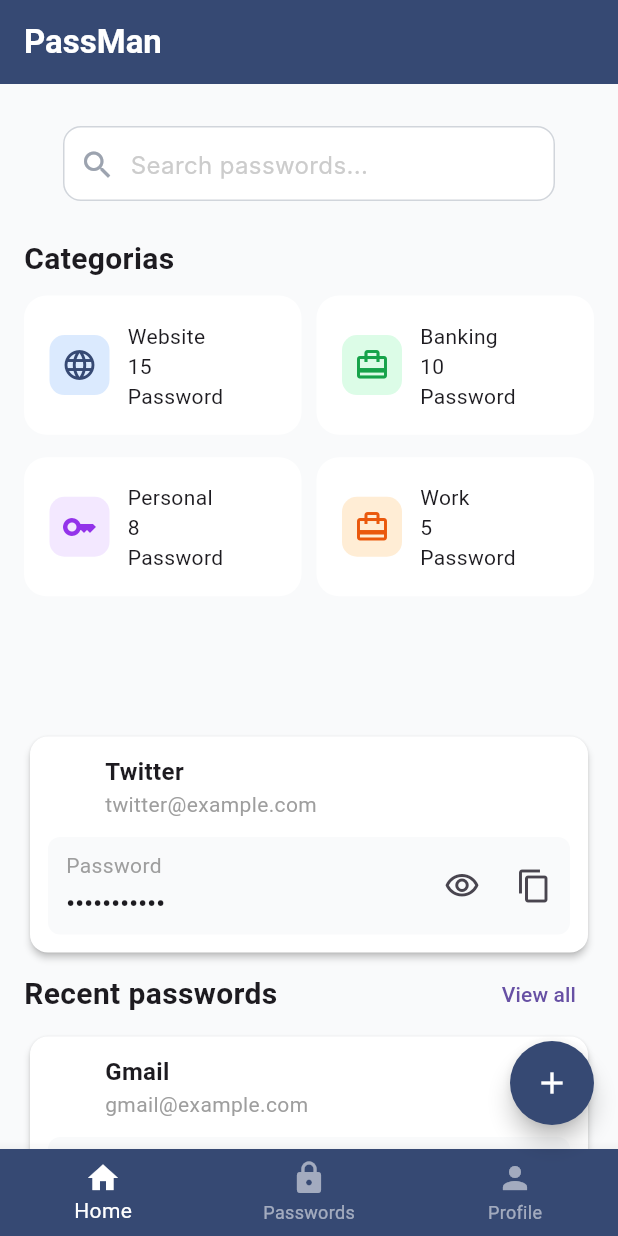
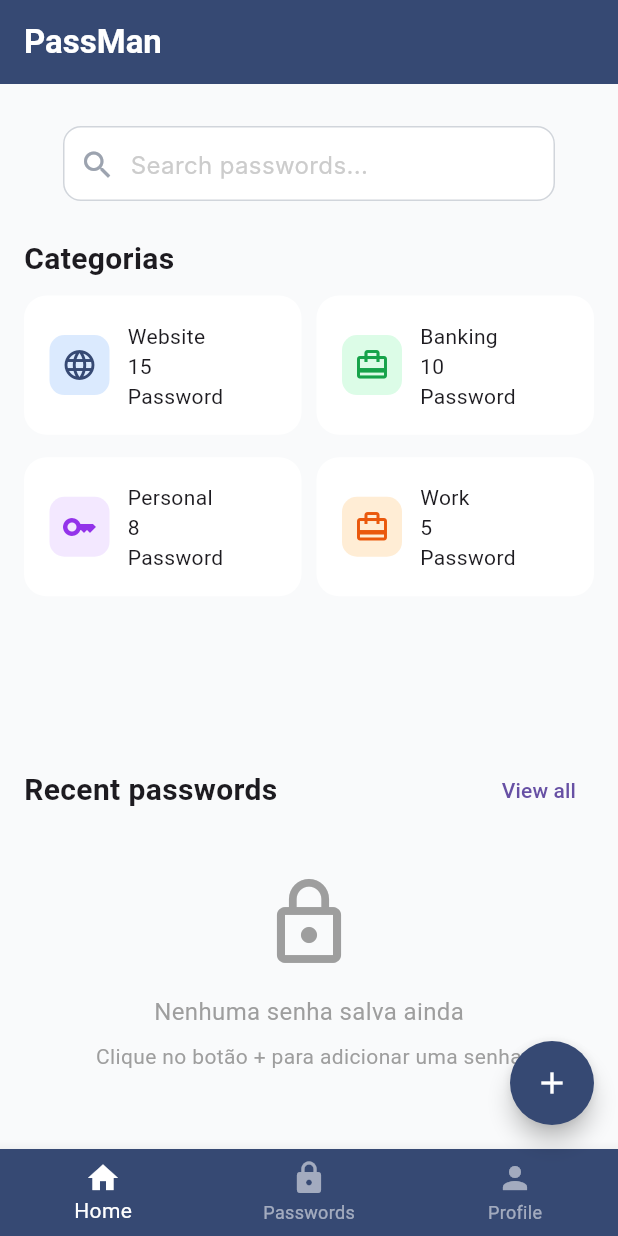
Before and after one commit to YanGarrido/Projeto_Gerenciador_Senha_Flutter, a Flutter app: the screen it shows after launch, after a tap on "View all", on a phone screen of 412 x 824 dp. Run offline on Flutter 3.47's test engine with Material 3 defaults, Android fonts, the phone set to English and light mode, and no system bars; our stand-ins replace flutter_secure_storage; Roboto replaces fonts that are missing (Inter).

Commit message:
feat: transformar HomePage em StatefulWidget e carregar senhas
- Converter HomePage de StatelessWidget para StatefulWidget
- Implementar carregamento de senhas do storage ao inicializar
- Adicionar estado de loading com CircularProgressIndicator
- Implementar navegação com callback para recarregar senhas após adicionar
- Adicionar filtro por categoria com estado _selectedCategory
- Exibir mensagens contextuais quando não há senhas
- Mostrar até 3 senhas recentes ou senhas filtradas por categoria

```diff
--- a/lib/home/home_page.dart
+++ b/lib/home/home_page.dart
@@ -4,9 +4,74 @@ import 'package:flutter_application_1/home/widgets/categories.dart';
 import 'package:flutter_application_1/home/widgets/password_view.dart';
 import 'package:flutter_application_1/home/widgets/search_bar_widget.dart';
 import 'package:flutter_application_1/shared/app_colors.dart';
+import 'package:flutter_application_1/shared/models/password_model.dart';
+import 'package:flutter_application_1/shared/services/password_service.dart';
 
-class HomePage extends StatelessWidget {
+class HomePage extends StatefulWidget {
   const HomePage({super.key});
+
+  @override
+  State<HomePage> createState() => _HomePageState();
+}
+
+class _HomePageState extends State<HomePage> {
+  final PasswordService _passwordService = PasswordService();
+  List<PasswordModel> _allPasswords = [];
+  List<PasswordModel> _filteredPasswords = [];
+  String? _selectedCategory;
+  bool _isLoading = true;
+
+  @override
+  void initState() {
+    super.initState();
+    _loadPasswords();
+  }
+
+  Future<void> _loadPasswords() async {
+    setState(() {
+      _isLoading = true;
+    });
+
+    final passwords = await _passwordService.getAllPasswords();
+
+    setState(() {
+      _allPasswords = passwords;
+      _filteredPasswords = passwords;
+      _isLoading = false;
+    });
+    _applyFilter();
+  }
+
+  void _applyFilter() {
+    setState(() {
+      if (_selectedCategory == null) {
+        _filteredPasswords = _allPasswords.take(3).toList(); // Últimas 3 senhas
+      } else {
+        _filteredPasswords = _allPasswords
+            .where((p) => p.category == _selectedCategory)
+            .toList();
+      }
+    });
+  }
+
+  void _onCategorySelected(String? category) {
+    setState(() {
+      _selectedCategory = category;
+    });
+    _applyFilter();
+  }
+
+  Future<void> _navigateToAddPassword() async {
+    final result = await Navigator.push(
+      context,
+      MaterialPageRoute(builder: (context) => const FormPasswordPage()),
+    );
+
+    // Recarregar senhas se algo foi salvo
+    if (result == true) {
+      _loadPasswords();
+    }
+  }
 
   @override
   Widget build(BuildContext context) {
@@ -40,15 +105,14 @@ class HomePage extends StatelessWidget {
         ],
       ),
       floatingActionButton: FloatingActionButton(
-        onPressed:   () {
-          Navigator.push(context,
-              MaterialPageRoute(builder: (context) => const FormPasswordPage()));
-        },
+        onPressed: _navigateToAddPassword,
         shape: CircleBorder(),
         backgroundColor: AppColors.darkblue,
         child: const Icon(Icons.add, color: Colors.white),
       ),
-      body: SingleChildScrollView(
+      body: _isLoading
+          ? const Center(child: CircularProgressIndicator())
+          : SingleChildScrollView(
               child: Padding(
                 padding: const EdgeInsets.symmetric(horizontal: 16.0),
                 child: Column(
@@ -63,50 +127,88 @@ class HomePage extends StatelessWidget {
                     Column(
                       crossAxisAlignment: CrossAxisAlignment.start,
                       children: [
-                  Text(
+                        const Text(
                           'Categorias',
                           style: TextStyle(
                             fontSize: 20,
                             fontWeight: FontWeight.bold,
                           ),
                         ),
-                  Categories(),
-                  PasswordView(
-                    title: 'Twitter',
-                    email: 'twitter@example.com',
-                    password: 'twitter_password',
+                        Categories(
+                          passwords: _allPasswords,
+                          selectedCategory: _selectedCategory,
+                          onCategorySelected: _onCategorySelected,
                         ),
+                        const SizedBox(height: 16),
                         Row(
                           mainAxisAlignment: MainAxisAlignment.spaceBetween,
                           children: [
                             Text(
-                        'Recent passwords',
-                        style: TextStyle(
+                              _selectedCategory == null
+                                  ? 'Recent passwords'
+                                  : 'Senhas - $_selectedCategory',
+                              style: const TextStyle(
                                 fontSize: 20,
                                 fontWeight: FontWeight.bold,
                               ),
                             ),
+                            if (_selectedCategory != null)
                               TextButton(
-                        onPressed: () {},
-                        child: Text('View all'),
+                                onPressed: () {
+                                  _onCategorySelected(null);
+                                },
+                                child: const Text('Limpar filtro'),
+                              )
+                            else
+                              TextButton(
+                                onPressed: () {
+                                  // TODO: Navegar para página de todas as senhas
+                                },
+                                child: const Text('View all'),
                               ),
                           ],
                         ),
-                  PasswordView(
-                    title: 'Gmail',
-                    email: 'gmail@example.com',
-                    password: 'gmail_password',
+                        if (_filteredPasswords.isEmpty)
+                          Center(
+                            child: Padding(
+                              padding: const EdgeInsets.all(32.0),
+                              child: Column(
+                                children: [
+                                  const Icon(
+                                    Icons.lock_outline,
+                                    size: 64,
+                                    color: Colors.grey,
                                   ),
-                  PasswordView(
-                    title: 'Gmail',
-                    email: 'gmail@example.com',
-                    password: 'gmail_password',
+                                  const SizedBox(height: 16),
+                                  Text(
+                                    _selectedCategory == null
+                                        ? 'Nenhuma senha salva ainda'
+                                        : 'Nenhuma senha nesta categoria',
+                                    style: const TextStyle(
+                                      fontSize: 16,
+                                      color: Colors.grey,
                                     ),
-                  PasswordView(
-                    title: 'Gmail',
-                    email: 'gmail@example.com',
-                    password: 'gmail_password',
                                   ),
+                                  const SizedBox(height: 8),
+                                  Text(
+                                    _selectedCategory == null
+                                        ? 'Clique no botão + para adicionar uma senha'
+                                        : 'Clique em outra categoria ou limpe o filtro',
+                                    style: const TextStyle(
+                                      fontSize: 14,
+                                      color: Colors.grey,
+                                    ),
+                                    textAlign: TextAlign.center,
+                                  ),
+                                ],
+                              ),
+                            ),
+                          )
+                        else
+                          ..._filteredPasswords.map((password) => PasswordView(
+                                password: password,
+                                onDeleted: _loadPasswords,
+                              )),
                       ],
                     ),
                   ],
```
Lines whose indentation alone changed are shown as unchanged.
